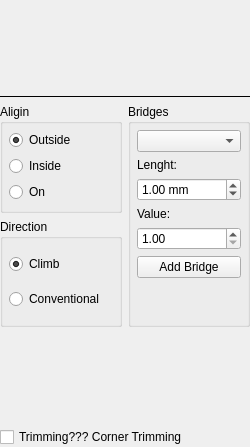
This is plugins/gcode/profile/profileform.ui in XRay3D/GERBER_X3 as Qt 5 draws it before an edit. The edited form follows.
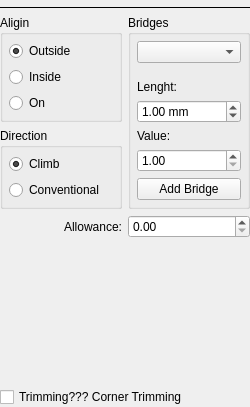
This is the edited form. Icons and pictures are not drawn. Custom widgets are drawn as their Qt base class.

Patch:
```diff
--- a/plugins/gcode/profile/profileform.ui
+++ b/plugins/gcode/profile/profileform.ui
@@ -7,7 +7,7 @@
     <x>0</x>
     <y>0</y>
     <width>250</width>
-    <height>447</height>
+    <height>407</height>
    </rect>
   </property>
   <property name="minimumSize">
@@ -19,7 +19,7 @@
   <property name="windowTitle">
    <string>Form</string>
   </property>
-  <layout class="QGridLayout" name="gridLayout">
+  <layout class="QGridLayout" name="gridLayout" rowstretch="0,0,0,0,0,1,0">
    <property name="leftMargin">
     <number>0</number>
    </property>
@@ -32,88 +32,8 @@
    <property name="bottomMargin">
     <number>0</number>
    </property>
-   <item row="3" column="0">
-    <widget class="QGroupBox" name="groupBox_2">
-     <property name="title">
-      <string>Direction</string>
-     </property>
-     <layout class="QVBoxLayout" name="verticalLayout_4">
-      <property name="leftMargin">
-       <number>6</number>
-      </property>
-      <property name="topMargin">
-       <number>6</number>
-      </property>
-      <property name="rightMargin">
-       <number>6</number>
-      </property>
-      <property name="bottomMargin">
-       <number>6</number>
-      </property>
-      <item>
-       <widget class="QRadioButton" name="rbClimb">
-        <property name="text">
-         <string>Climb</string>
-        </property>
-        <property name="checked">
-         <bool>true</bool>
-        </property>
-       </widget>
-      </item>
-      <item>
-       <widget class="QRadioButton" name="rbConventional">
-        <property name="text">
-         <string>Conventional</string>
-        </property>
-       </widget>
-      </item>
-     </layout>
-    </widget>
-   </item>
-   <item row="2" column="0">
-    <widget class="QGroupBox" name="groupBox">
-     <property name="title">
-      <string>Aligin</string>
-     </property>
-     <layout class="QVBoxLayout" name="verticalLayout_3">
-      <property name="leftMargin">
-       <number>6</number>
-      </property>
-      <property name="topMargin">
-       <number>6</number>
-      </property>
-      <property name="rightMargin">
-       <number>6</number>
-      </property>
-      <property name="bottomMargin">
-       <number>6</number>
-      </property>
-      <item>
-       <widget class="QRadioButton" name="rbOutside">
-        <property name="text">
-         <string>Outside</string>
-        </property>
-        <property name="checked">
-         <bool>true</bool>
-        </property>
-       </widget>
-      </item>
-      <item>
-       <widget class="QRadioButton" name="rbInside">
-        <property name="text">
-         <string>Inside</string>
-        </property>
-       </widget>
-      </item>
-      <item>
-       <widget class="QRadioButton" name="rbOn">
-        <property name="text">
-         <string>On</string>
-        </property>
-       </widget>
-      </item>
-     </layout>
-    </widget>
+   <item row="0" column="0" colspan="2">
+    <widget class="ToolSelectorForm" name="toolHolder" native="true"/>
    </item>
    <item row="1" column="0" colspan="2">
     <widget class="QFrame" name="frame">
@@ -125,25 +45,12 @@
      </property>
     </widget>
    </item>
-   <item row="0" column="0" colspan="2">
-    <widget class="ToolSelectorForm" name="toolHolder" native="true"/>
-   </item>
-   <item row="5" column="0" colspan="2">
-    <widget class="QCheckBox" name="cbxTrimming">
-     <property name="enabled">
-      <bool>true</bool>
-     </property>
-     <property name="text">
-      <string>Trimming??? Corner Trimming</string>
-     </property>
-    </widget>
-   </item>
-   <item row="2" column="1" rowspan="2">
+   <item row="2" column="1">
     <widget class="QGroupBox" name="groupBox_3">
      <property name="title">
       <string>Bridges</string>
      </property>
-     <layout class="QVBoxLayout" name="verticalLayout">
+     <layout class="QVBoxLayout" name="verticalLayout" stretch="0,1,0,0,0,0">
       <property name="leftMargin">
        <number>6</number>
       </property>
@@ -215,23 +122,20 @@
         </property>
        </widget>
       </item>
-      <item>
-       <spacer name="verticalSpacer">
-        <property name="orientation">
-         <enum>Qt::Vertical</enum>
-        </property>
-        <property name="sizeHint" stdset="0">
-         <size>
-          <width>20</width>
-          <height>40</height>
-         </size>
-        </property>
-       </spacer>
-      </item>
      </layout>
     </widget>
    </item>
-   <item row="4" column="0" colspan="2">
+   <item row="6" column="0" colspan="2">
+    <widget class="QCheckBox" name="cbxTrimming">
+     <property name="enabled">
+      <bool>true</bool>
+     </property>
+     <property name="text">
+      <string>Trimming??? Corner Trimming</string>
+     </property>
+    </widget>
+   </item>
+   <item row="5" column="0" colspan="2">
     <widget class="QLabel" name="lblPixmap">
      <property name="minimumSize">
       <size>
@@ -250,6 +154,106 @@
      </property>
     </widget>
    </item>
+   <item row="2" column="0">
+    <layout class="QVBoxLayout" name="verticalLayout_2">
+     <item>
+      <widget class="QGroupBox" name="groupBox">
+       <property name="title">
+        <string>Aligin</string>
+       </property>
+       <layout class="QVBoxLayout" name="verticalLayout_3">
+        <property name="leftMargin">
+         <number>6</number>
+        </property>
+        <property name="topMargin">
+         <number>6</number>
+        </property>
+        <property name="rightMargin">
+         <number>6</number>
+        </property>
+        <property name="bottomMargin">
+         <number>6</number>
+        </property>
+        <item>
+         <widget class="QRadioButton" name="rbOutside">
+          <property name="text">
+           <string>Outside</string>
+          </property>
+          <property name="checked">
+           <bool>true</bool>
+          </property>
+         </widget>
+        </item>
+        <item>
+         <widget class="QRadioButton" name="rbInside">
+          <property name="text">
+           <string>Inside</string>
+          </property>
+         </widget>
+        </item>
+        <item>
+         <widget class="QRadioButton" name="rbOn">
+          <property name="text">
+           <string>On</string>
+          </property>
+         </widget>
+        </item>
+       </layout>
+      </widget>
+     </item>
+     <item>
+      <widget class="QGroupBox" name="groupBox_2">
+       <property name="title">
+        <string>Direction</string>
+       </property>
+       <layout class="QVBoxLayout" name="verticalLayout_4">
+        <property name="leftMargin">
+         <number>6</number>
+        </property>
+        <property name="topMargin">
+         <number>6</number>
+        </property>
+        <property name="rightMargin">
+         <number>6</number>
+        </property>
+        <property name="bottomMargin">
+         <number>6</number>
+        </property>
+        <item>
+         <widget class="QRadioButton" name="rbClimb">
+          <property name="text">
+           <string>Climb</string>
+          </property>
+          <property name="checked">
+           <bool>true</bool>
+          </property>
+         </widget>
+        </item>
+        <item>
+         <widget class="QRadioButton" name="rbConventional">
+          <property name="text">
+           <string>Conventional</string>
+          </property>
+         </widget>
+        </item>
+       </layout>
+      </widget>
+     </item>
+    </layout>
+   </item>
+   <item row="3" column="0">
+    <widget class="QLabel" name="label">
+     <property name="text">
+      <string>Allowance:</string>
+     </property>
+     <property name="alignment">
+      <set>Qt::AlignRight|Qt::AlignTrailing|Qt::AlignVCenter</set>
+     </property>
+    </widget>
+   </item>
+   <item row="3" column="1">
+    <widget class="QDoubleSpinBox" name="dsbxAllowance"/>
+   </item>
   </layout>
  </widget>
  <customwidgets>
```
